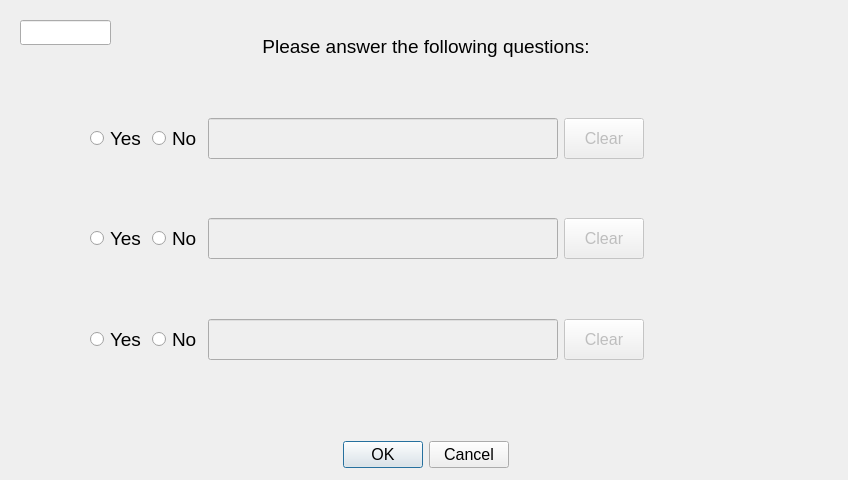
Before: the Qt Designer form Key/dlgquestions.ui in BuzzSiler/keycodebox-key, drawn with Qt 5.
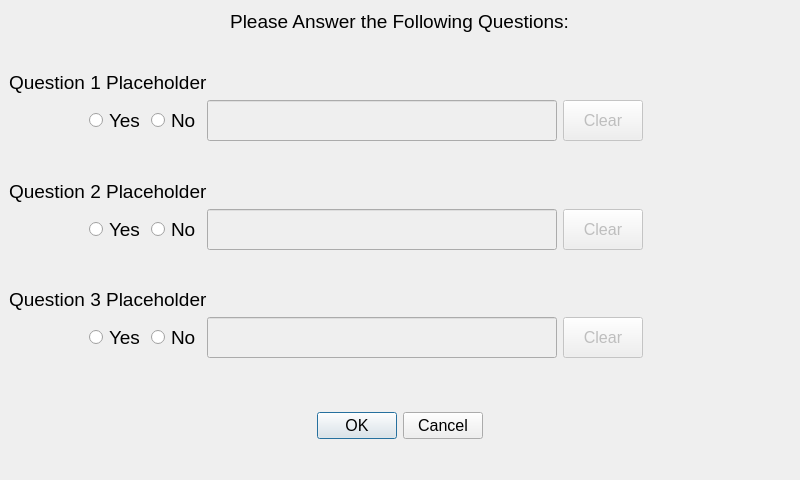
After: the same form once the commit is applied. Custom widgets are drawn as their Qt base class.

```diff
--- a/Key/dlgquestions.ui
+++ b/Key/dlgquestions.ui
@@ -6,70 +6,39 @@
    <rect>
     <x>0</x>
     <y>0</y>
-    <width>848</width>
+    <width>800</width>
     <height>480</height>
    </rect>
   </property>
+  <property name="minimumSize">
+   <size>
+    <width>800</width>
+    <height>480</height>
+   </size>
+  </property>
+  <property name="maximumSize">
+   <size>
+    <width>800</width>
+    <height>480</height>
+   </size>
+  </property>
   <property name="windowTitle">
    <string>Questions Response</string>
   </property>
   <widget class="QWidget" name="widget" native="true">
    <property name="geometry">
     <rect>
-     <x>0</x>
-     <y>0</y>
-     <width>848</width>
-     <height>480</height>
-    </rect>
-   </property>
-   <property name="autoFillBackground">
-    <bool>true</bool>
-   </property>
-   <widget class="CClickableLineEdit" name="codeId">
-    <property name="geometry">
-     <rect>
-      <x>20</x>
-      <y>20</y>
-      <width>91</width>
-      <height>25</height>
-     </rect>
-    </property>
-    <property name="font">
-     <font>
-      <pointsize>12</pointsize>
-     </font>
-    </property>
-    <property name="visible">
-     <bool>false</bool>
-    </property>
-   </widget>
-   <widget class="QWidget" name="">
-    <property name="geometry">
-     <rect>
-      <x>10</x>
+     <x>9</x>
       <y>10</y>
-      <width>831</width>
+     <width>781</width>
       <height>461</height>
      </rect>
     </property>
     <layout class="QVBoxLayout" name="verticalLayout">
      <item>
-      <spacer name="verticalSpacer_6">
-       <property name="orientation">
-        <enum>Qt::Vertical</enum>
-       </property>
-       <property name="sizeHint" stdset="0">
-        <size>
-         <width>20</width>
-         <height>40</height>
-        </size>
-       </property>
-      </spacer>
-     </item>
+     <layout class="QHBoxLayout" name="hloTitle">
      <item>
-      <layout class="QHBoxLayout" name="horizontalLayout">
-       <item>
-        <spacer name="horizontalSpacer">
+       <spacer name="hslTitle">
          <property name="orientation">
           <enum>Qt::Horizontal</enum>
          </property>
@@ -89,7 +58,7 @@
           </font>
          </property>
          <property name="text">
-          <string>Please answer the following questions:</string>
+         <string>Please Answer the Following Questions:</string>
          </property>
          <property name="alignment">
           <set>Qt::AlignCenter</set>
@@ -97,7 +66,7 @@
         </widget>
        </item>
        <item>
-        <spacer name="horizontalSpacer_2">
+       <spacer name="hsrTitle">
          <property name="orientation">
           <enum>Qt::Horizontal</enum>
          </property>
@@ -119,7 +88,7 @@
        <property name="sizeHint" stdset="0">
         <size>
          <width>20</width>
-         <height>40</height>
+        <height>13</height>
         </size>
        </property>
       </spacer>
@@ -132,7 +101,7 @@
         </font>
        </property>
        <property name="text">
-        <string/>
+       <string>Question 1 Placeholder</string>
        </property>
       </widget>
      </item>
@@ -250,7 +219,7 @@
        <property name="sizeHint" stdset="0">
         <size>
          <width>20</width>
-         <height>40</height>
+        <height>13</height>
         </size>
        </property>
       </spacer>
@@ -263,7 +232,7 @@
         </font>
        </property>
        <property name="text">
-        <string/>
+       <string>Question 2 Placeholder</string>
        </property>
       </widget>
      </item>
@@ -375,7 +344,7 @@
        <property name="sizeHint" stdset="0">
         <size>
          <width>20</width>
-         <height>40</height>
+        <height>12</height>
         </size>
        </property>
       </spacer>
@@ -388,7 +357,7 @@
         </font>
        </property>
        <property name="text">
-        <string/>
+       <string>Question 3 Placeholder</string>
        </property>
       </widget>
      </item>
@@ -506,13 +475,10 @@
        <property name="orientation">
         <enum>Qt::Vertical</enum>
        </property>
-       <property name="sizeType">
-        <enum>QSizePolicy::Fixed</enum>
-       </property>
        <property name="sizeHint" stdset="0">
         <size>
          <width>20</width>
-         <height>75</height>
+        <height>48</height>
         </size>
        </property>
       </spacer>
@@ -582,7 +548,6 @@
       </spacer>
      </item>
     </layout>
-   </widget>
   </widget>
  </widget>
  <customwidgets>
```
Left out of the diff: 37 changed lines with no effect on the pictures. Lines whose indentation alone changed are shown as unchanged.
